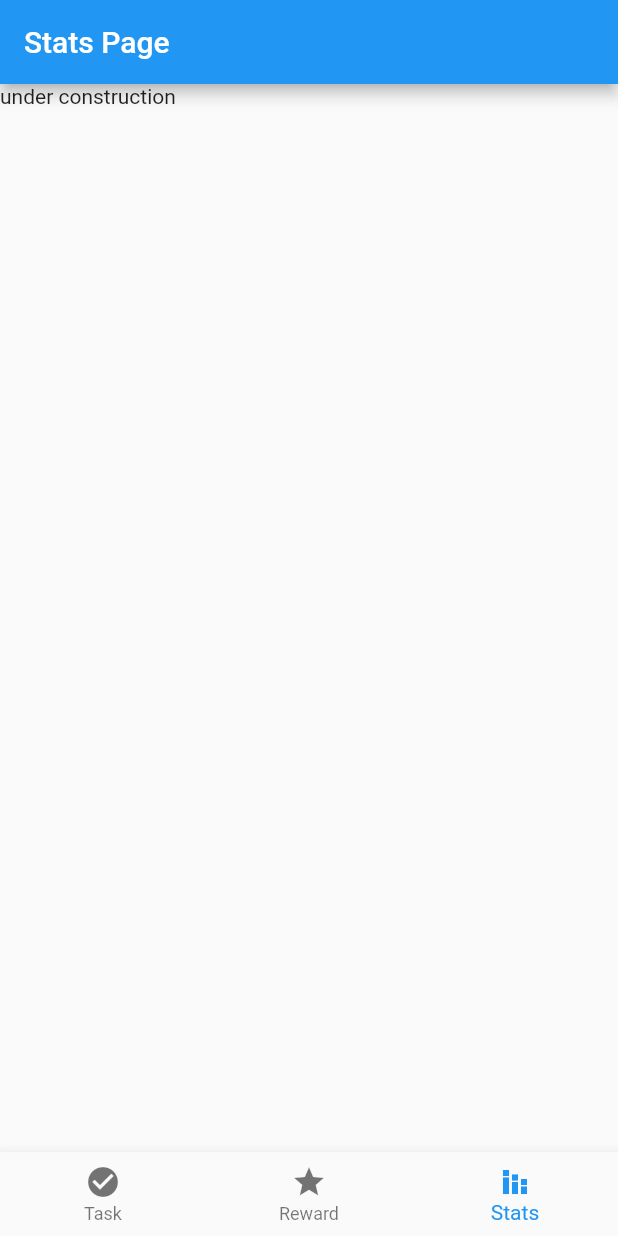
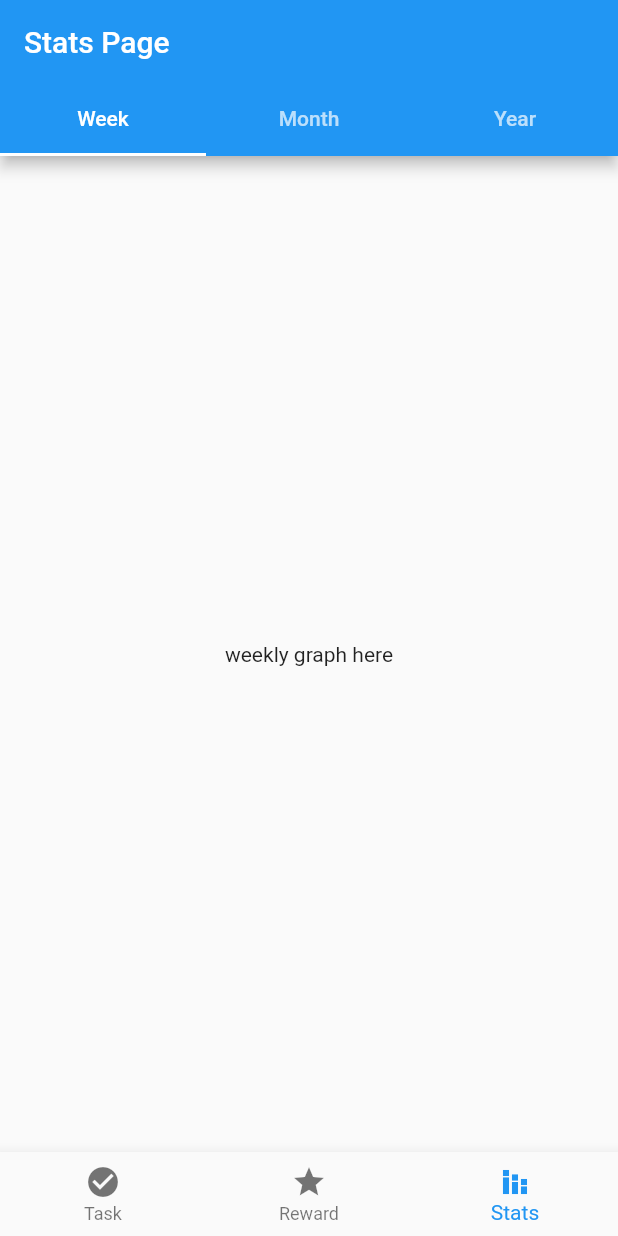
Before and after one commit to ayz122004/carrot, a Flutter app: the screen it shows after launch, item 3 of the bottom bar chosen, on a phone screen of 412 x 824 dp. Run offline on Flutter 3.47's test engine with Material 2 defaults, Android fonts, the phone set to English and light mode, and no system bars; our stand-ins replace fluttertoast.

Commit message:
added TabBar in StatPage

```diff
--- a/lib/Pages/stat_page.dart
+++ b/lib/Pages/stat_page.dart
@@ -1,20 +1,43 @@
 import 'package:flutter/material.dart';
 
 class StatPage extends StatefulWidget {
-  const StatPage({ Key? key }) : super(key: key);
+  const StatPage({Key? key}) : super(key: key);
 
   @override
   _StatPageState createState() => _StatPageState();
 }
 
-class _StatPageState extends State<StatPage> {
+class _StatPageState extends State<StatPage> with TickerProviderStateMixin {
+  late TabController _tabController;
+  @override
+  void initState() {
+    super.initState();
+    _tabController = TabController(length: 3, vsync: this);
+  }
+
   @override
   Widget build(BuildContext context) {
     return Scaffold(
       appBar: AppBar(
         title: const Text("Stats Page"),
+        bottom: TabBar(
+          controller: _tabController,
+          tabs: const <Widget>[
+            Tab(text: "Week"),
+            Tab(text: "Month"),
+            Tab(text: "Year"),
+          ],
+        ),
       ),
-      body: const Text("under construction"),
+      body: TabBarView(
+        //TODO: @ANGELINA custom scroll view for progress bar
+        controller: _tabController,
+        children: const [
+          Center(child: Text("weekly graph here")),
+          Center(child: Text("monthly graph here")),
+          Center(child: Text("yearly graph here")),
+        ],
+      ),
     );
   }
 }
```
